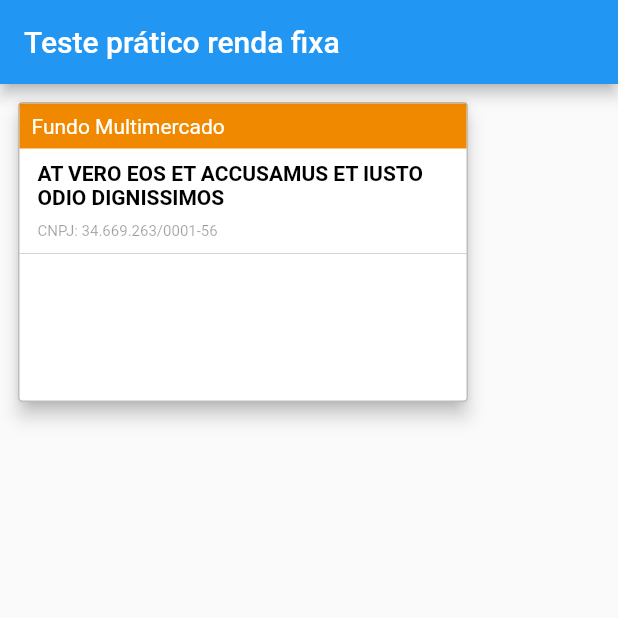
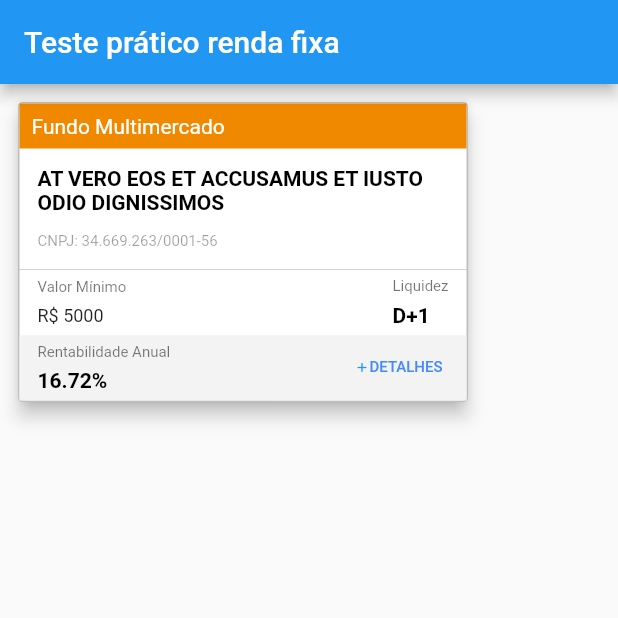
Before and after one commit to joaovirgili/teste_renda_fixa, a Flutter app: the screen it shows after launch, on a phone screen of 412 x 824 dp, the top half of it. Run offline on Flutter 3.47's test engine with Material 2 defaults, Android fonts, the phone set to English and light mode, and no system bars.

Commit message:
Card finalizado

```diff
--- a/lib/pages/listagem/listagem.dart
+++ b/lib/pages/listagem/listagem.dart
@@ -38,7 +38,6 @@ class _ListagemState extends State<Listagem> {
                 height: 200,
               ),
               elevation: 5,
-
             ),
           ),
         ],
--- a/lib/shared/widgets/fundo-card.dart
+++ b/lib/shared/widgets/fundo-card.dart
@@ -20,24 +20,26 @@ class CardFundo extends StatelessWidget {
       child: Column(
         children: <Widget>[
           TituloCard(
-            fundo: fundo,
+            titulo: this.fundo.classe,
             width: width,
+            cor: this.fundo.cor,
             height: height * 0.15,
             padding: EdgeInsets.only(left: 8),
           ),
           ConteudoNome(
-            fundo: fundo,
+            height: height * 0.4,
             width: width,
-            height: height * 0.35,
+            cnpj: this.fundo.cnpj,
+            nome: this.fundo.nome,
             padding: EdgeInsets.only(left: 12.0),
           ),
-          Container(
-            width: width,
-            decoration: BoxDecoration(
-              border:
-                  Border(bottom: BorderSide(width: 0.3, color: Colors.black38)),
-            ),
-          )
+          Separador(width: width),
+          ConteudoAplicacao(
+            aplicacaoMinima: this.fundo.aplicacaoMinima.toString(),
+            liquidez: this.fundo.liquidez,
+            fundo: fundo,
+          ),
+          ConteudoRentabilidade(rentabilidade: this.fundo.rentabilidade),
         ],
       ),
       decoration: BoxDecoration(
@@ -49,39 +51,178 @@ class CardFundo extends StatelessWidget {
   }
 }
 
+class ConteudoRentabilidade extends StatelessWidget {
+  const ConteudoRentabilidade({
+    Key key,
+    @required this.rentabilidade,
+  }) : super(key: key);
+
+  final String rentabilidade;
+
+  @override
+  Widget build(BuildContext context) {
+    return Expanded(
+      child: Container(
+        color: Color(0xfff3f3f3),
+        child: Row(
+          mainAxisAlignment: MainAxisAlignment.spaceBetween,
+          children: <Widget>[
+            Padding(
+              padding: EdgeInsets.only(left: 12.0),
+              child: Column(
+                crossAxisAlignment: CrossAxisAlignment.start,
+                mainAxisAlignment: MainAxisAlignment.spaceEvenly,
+                children: <Widget>[
+                  Text(
+                    'Rentabilidade Anual',
+                    style: TextStyle(color: Colors.black54, fontSize: 10),
+                  ),
+                  Text(
+                    '${this.rentabilidade}%',
+                    style: TextStyle(
+                      color: Colors.black,
+                      fontWeight: FontWeight.w700,
+                    ),
+                  )
+                ],
+              ),
+            ),
+            FlatButton(
+              onPressed: () {},
+              child: Row(
+                children: <Widget>[
+                  Icon(
+                    Icons.add,
+                    color: Colors.blue,
+                    size: 10,
+                  ),
+                  Text(
+                    'detalhes'.toUpperCase(),
+                    style: TextStyle(fontSize: 10, color: Colors.blueAccent),
+                  )
+                ],
+              ),
+            )
+          ],
+        ),
+      ),
+    );
+  }
+}
+
+class ConteudoAplicacao extends StatelessWidget {
+  const ConteudoAplicacao({
+    Key key,
+    @required this.aplicacaoMinima,
+    @required this.liquidez,
+    @required this.fundo,
+  }) : super(key: key);
+
+  final String aplicacaoMinima;
+  final String liquidez;
+  final FundoRenda fundo;
+
+  @override
+  Widget build(BuildContext context) {
+    return Expanded(
+      child: Container(
+        padding: EdgeInsets.symmetric(horizontal: 12.0),
+        child: Row(
+          mainAxisAlignment: MainAxisAlignment.spaceBetween,
+          children: <Widget>[
+            Column(
+              crossAxisAlignment: CrossAxisAlignment.start,
+              mainAxisAlignment: MainAxisAlignment.spaceEvenly,
+              children: <Widget>[
+                Text(
+                  'Valor Mínimo',
+                  style: TextStyle(color: Colors.black54, fontSize: 10),
+                ),
+                Text(
+                  'R\$ ${this.aplicacaoMinima}',
+                  style: TextStyle(fontSize: 12, color: Colors.black87),
+                ),
+              ],
+            ),
+            Column(
+              crossAxisAlignment: CrossAxisAlignment.start,
+              mainAxisAlignment: MainAxisAlignment.spaceEvenly,
+              children: <Widget>[
+                Text(
+                  'Liquidez',
+                  style: TextStyle(color: Colors.black54, fontSize: 10),
+                ),
+                Text(
+                  this.liquidez,
+                  style: TextStyle(
+                    color: Colors.black,
+                    fontWeight: FontWeight.w700,
+                  ),
+                ),
+              ],
+            ),
+          ],
+        ),
+      ),
+    );
+  }
+}
+
+class Separador extends StatelessWidget {
+  const Separador({
+    Key key,
+    @required this.width,
+  }) : super(key: key);
+
+  final double width;
+
+  @override
+  Widget build(BuildContext context) {
+    return Container(
+      width: width,
+      height: 1,
+      decoration: BoxDecoration(
+        border: Border(bottom: BorderSide(width: 0.3, color: Colors.black38)),
+      ),
+    );
+  }
+}
+
 class ConteudoNome extends StatelessWidget {
   const ConteudoNome({
     Key key,
-    @required this.fundo,
+    @required this.cnpj,
+    @required this.height,
     @required this.width,
-    @required this.height,
+    @required this.nome,
     @required this.padding,
   }) : super(key: key);
 
-  final FundoRenda fundo;
+  final double height;
   final double width;
-  final double height;
+  final String cnpj;
+  final String nome;
   final EdgeInsetsGeometry padding;
 
   @override
   Widget build(BuildContext context) {
     return Container(
+      height: this.height,
       width: this.width,
-      height: this.height,
       padding: this.padding,
       child: Column(
         mainAxisAlignment: MainAxisAlignment.spaceEvenly,
         crossAxisAlignment: CrossAxisAlignment.start,
         children: <Widget>[
           Text(
-            this.fundo.nome.toUpperCase(),
+            this.nome.toUpperCase(),
             style: TextStyle(
               color: Colors.black,
               fontWeight: FontWeight.w700,
             ),
           ),
           Text(
-            'CNPJ: ${this.fundo.cnpj}'.toUpperCase(),
+            'CNPJ: ${this.cnpj}'.toUpperCase(),
             style: TextStyle(color: Colors.black38, fontSize: 10),
           )
         ],
@@ -93,15 +234,17 @@ class ConteudoNome extends StatelessWidget {
 class TituloCard extends StatelessWidget {
   const TituloCard({
     Key key,
-    @required this.fundo,
+    @required this.titulo,
+    @required this.cor,
     @required this.width,
     @required this.height,
     @required this.padding,
   }) : super(key: key);
 
-  final FundoRenda fundo;
+  final String titulo;
   final double width;
   final double height;
+  final int cor;
   final EdgeInsetsGeometry padding;
 
   @override
@@ -110,11 +253,11 @@ class TituloCard extends StatelessWidget {
       width: this.width,
       height: this.height,
       padding: this.padding,
-      color: Color(this.fundo.cor),
+      color: Color(this.cor),
       child: Row(
         children: <Widget>[
           Text(
-            this.fundo.classe,
+            this.titulo,
             style: TextStyle(color: Colors.white),
             textAlign: TextAlign.left,
           ),
```
